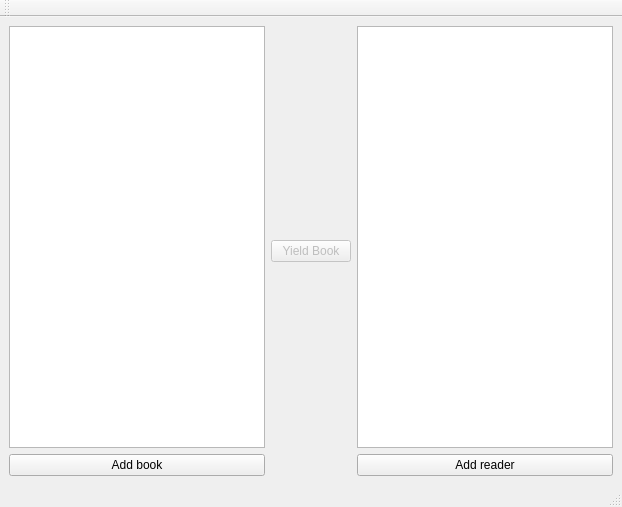
The window that src/booklib/mainwindow.ui (TheJubadze/BookLib) describes before a commit, drawn with Qt 5.
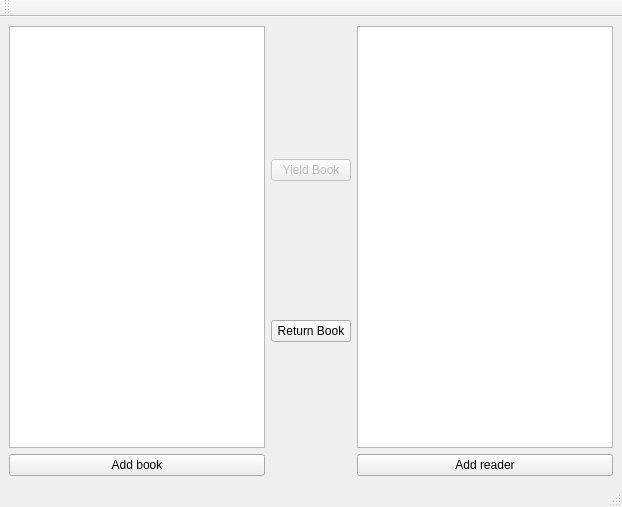
The same window after the commit.

Patch:
```diff
--- a/src/booklib/mainwindow.ui
+++ b/src/booklib/mainwindow.ui
@@ -30,6 +30,8 @@
      </layout>
     </item>
     <item>
+     <layout class="QVBoxLayout" name="verticalLayout_3">
+      <item>
      <widget class="QPushButton" name="yieldBookButton">
       <property name="enabled">
        <bool>false</bool>
@@ -40,7 +42,16 @@
      </widget>
     </item>
     <item>
-     <layout class="QVBoxLayout" name="readersVLayout">
+       <widget class="QPushButton" name="returnBookButton">
+        <property name="text">
+         <string>Return Book</string>
+        </property>
+       </widget>
+      </item>
+     </layout>
+    </item>
+    <item>
+     <layout class="QVBoxLayout" name="verticalLayout_2">
       <item>
        <widget class="QListWidget" name="readersList"/>
       </item>
```
Left out of the diff: 2 changed lines with no effect on the pictures. Lines whose indentation alone changed are shown as unchanged.
